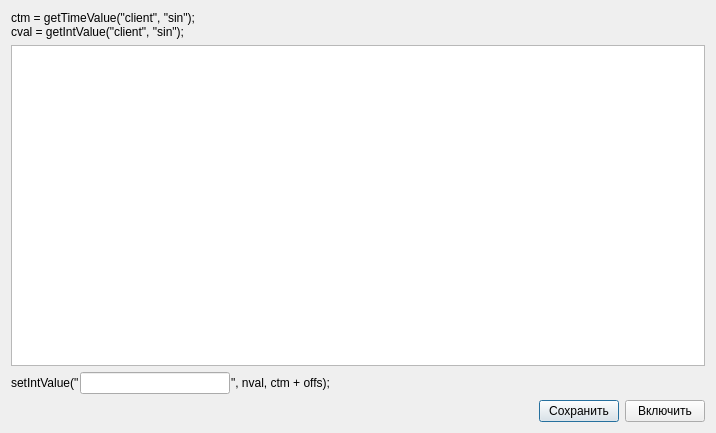
Before: the Qt Designer form src/SVMonitor/forms/signScriptPanel.ui in Tyill/SVisual, drawn with Qt 5.
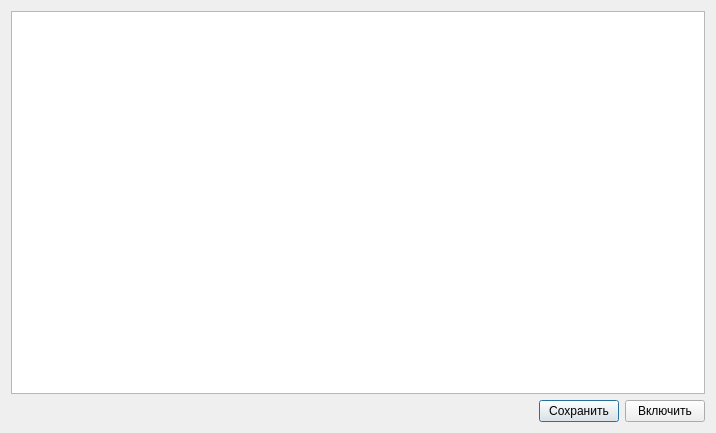
After: the same form once the commit is applied.

Commit message: SVMonitor -dev script for signal

Diff of the .ui file:
```diff
--- a/src/SVMonitor/forms/signScriptPanel.ui
+++ b/src/SVMonitor/forms/signScriptPanel.ui
@@ -14,67 +14,9 @@
    <string>Скрипт для сигнала</string>
   </property>
   <layout class="QVBoxLayout" name="verticalLayout">
-   <item>
-    <widget class="QLabel" name="lbTop">
-     <property name="text">
-      <string>ctm = getTimeValue(&quot;client&quot;, &quot;sin&quot;); 
-cval = getIntValue(&quot;client&quot;, &quot;sin&quot;); </string>
-     </property>
-    </widget>
-   </item>
    <item>
     <widget class="QTextEdit" name="txtScript"/>
    </item>
-   <item>
-    <layout class="QHBoxLayout" name="horizontalLayout">
-     <property name="spacing">
-      <number>1</number>
-     </property>
-     <item>
-      <widget class="QLabel" name="lbBottom">
-       <property name="text">
-        <string>setIntValue(&quot;</string>
-       </property>
-       <property name="textFormat">
-        <enum>Qt::AutoText</enum>
-       </property>
-      </widget>
-     </item>
-     <item>
-      <widget class="QLineEdit" name="txtNewSName">
-       <property name="maximumSize">
-        <size>
-         <width>150</width>
-         <height>16777215</height>
-        </size>
-       </property>
-      </widget>
-     </item>
-     <item>
-      <widget class="QLabel" name="label_5">
-       <property name="text">
-        <string>&quot;, nval, ctm + offs);</string>
-       </property>
-       <property name="textFormat">
-        <enum>Qt::AutoText</enum>
-       </property>
-      </widget>
-     </item>
-     <item>
-      <spacer name="horizontalSpacer">
-       <property name="orientation">
-        <enum>Qt::Horizontal</enum>
-       </property>
-       <property name="sizeHint" stdset="0">
-        <size>
-         <width>40</width>
-         <height>20</height>
-        </size>
-       </property>
-      </spacer>
-     </item>
-    </layout>
-   </item>
    <item>
     <layout class="QHBoxLayout" name="horizontalLayout_2">
      <item>
```
The commit also changes 7 other files.
